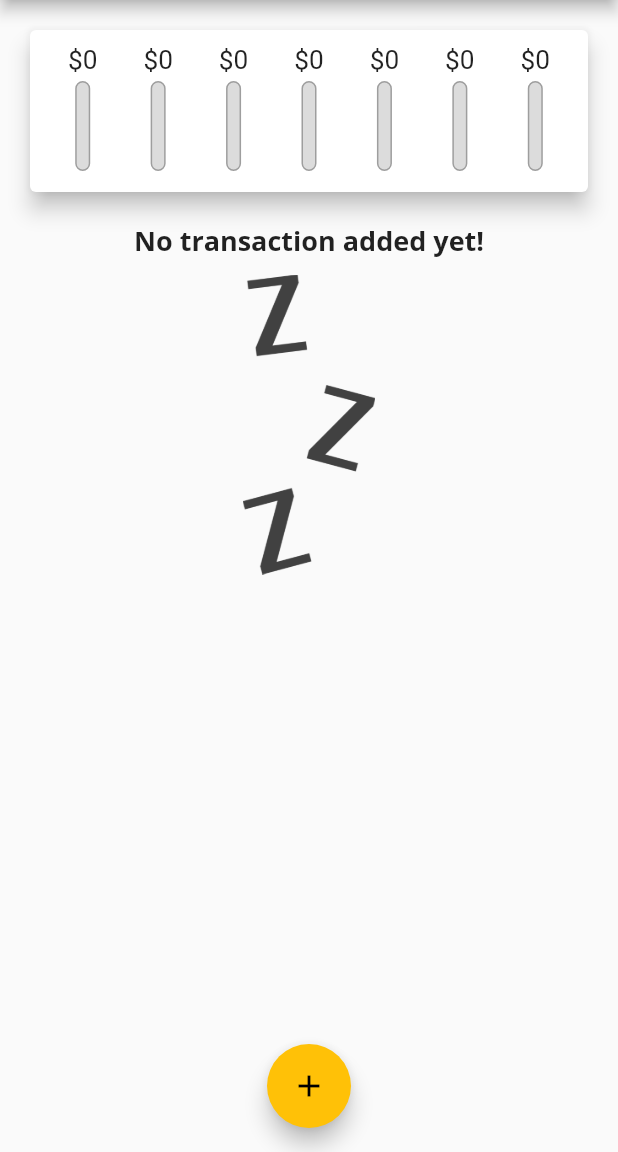
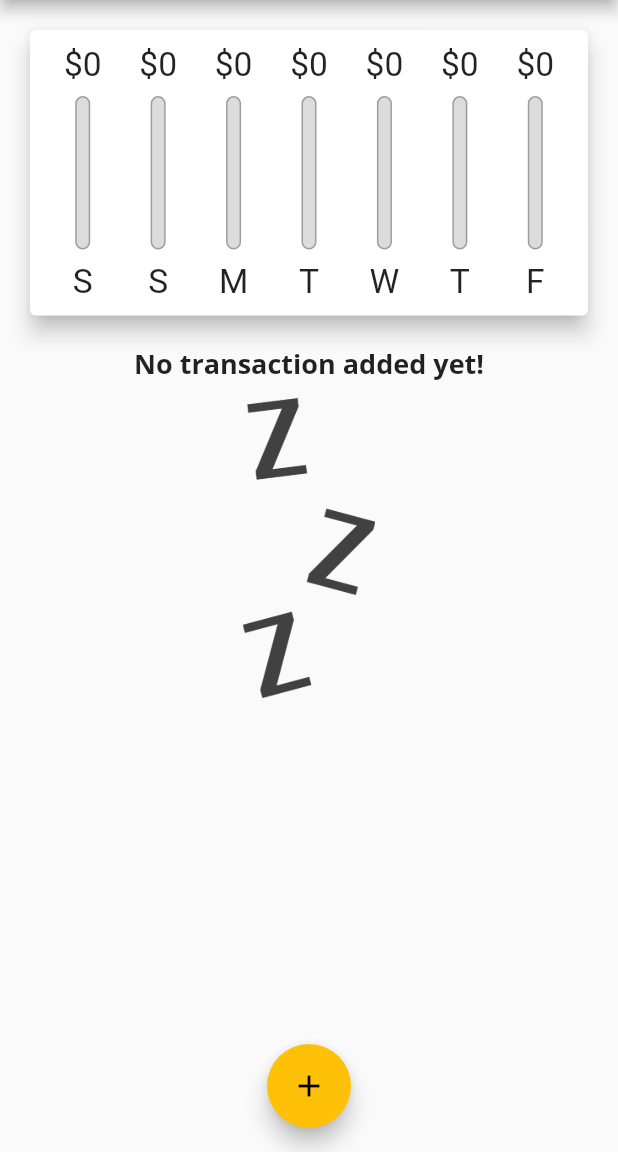
Before and after one commit to Seician/flutter_complete_guide, a Flutter app: the screen it shows after launch, on a phone screen of 412 x 824 dp, the part 84-1236 px from its top. Run offline on Flutter 3.47's test engine with Material 2 defaults, Android fonts, the phone set to English and light mode, and no system bars.

Commit message:
Calculating Sizes Dynamically

```diff
--- a/lib/main.dart
+++ b/lib/main.dart
@@ -20,8 +20,7 @@ class MyApp extends StatelessWidget {
                 headline6: TextStyle(
                     fontFamily: 'OpenSans',
                     fontWeight: FontWeight.bold,
-                  fontSize: 18
-                  ),
+                    fontSize: 18),
                 button: TextStyle(color: Colors.white),
               ),
           appBarTheme: AppBarTheme(
@@ -64,8 +63,7 @@ class _MyHomePageState extends State<MyHomePage> {
     }).toList();
   }
 
-  void _addNewTransaction(
-    String title, double amount, DateTime chosenDate) {
+  void _addNewTransaction(String title, double amount, DateTime chosenDate) {
     final newTx = Transaction(
         id: DateTime.now().toString(),
         title: title,
@@ -98,8 +96,7 @@ class _MyHomePageState extends State<MyHomePage> {
 
   @override
   Widget build(BuildContext context) {
-    return Scaffold(
-      appBar: AppBar(
+    final appBar = AppBar(
       title: const Text(
         'Personal Expenses',
       ),
@@ -109,13 +106,25 @@ class _MyHomePageState extends State<MyHomePage> {
           icon: Icon(Icons.add),
         ),
       ],
-      ),
+    );
+    return Scaffold(
+      appBar: appBar,
       body: SingleChildScrollView(
         child: Column(
           crossAxisAlignment: CrossAxisAlignment.stretch,
           children: <Widget>[
-            Chart(_recentTransactions),
-            TransactionList(_userTransactions, _deleteTransaction),
+            Container(
+                height: (MediaQuery.of(context).size.height -
+                        appBar.preferredSize.height -
+                        MediaQuery.of(context).padding.top) *
+                    0.3,
+                child: Chart(_recentTransactions)),
+            Container(
+                height: (MediaQuery.of(context).size.height -
+                        appBar.preferredSize.height -
+                        MediaQuery.of(context).padding.top) *
+                    0.7,
+                child: TransactionList(_userTransactions, _deleteTransaction)),
           ],
         ),
       ),
--- a/lib/widgets/chart_bar.dart
+++ b/lib/widgets/chart_bar.dart
@@ -1,4 +1,3 @@
-
 import 'package:flutter/material.dart';
 
 class ChartBar extends StatelessWidget {
@@ -10,39 +9,51 @@ class ChartBar extends StatelessWidget {
 
   @override
   Widget build(BuildContext context) {
+    return LayoutBuilder(
+      builder: (context, constrains) {
          return Column(
           children: [
             Container(
-          height: 20,
-          child: FittedBox (
+              height: constrains.maxHeight * 0.15,
+              child: FittedBox(
                   child: Text('\$${spendingAmount.toStringAsFixed(0)}')),
             ),
             SizedBox(
-          height: 4,
+              height: constrains.maxHeight * 0.05,
             ),
             Container(
-          height: 60,
+              height: constrains.maxHeight * 0.6,
               width: 10,
-          child: Stack(children: [
+              child: Stack(
+                children: [
                   Container(
                     decoration: BoxDecoration(
-                border: Border.all(
-                  color: Colors.grey,
-                  width: 1.0),
-                color: Color.fromRGBO(220, 220,220, 1),
+                      border: Border.all(color: Colors.grey, width: 1.0),
+                      color: Color.fromRGBO(220, 220, 220, 1),
                       borderRadius: BorderRadius.circular(10),
                     ),
                   ),
-                   FractionallySizedBox(heightFactor: spendingProcentageOfTotal, child: Container(
+                  FractionallySizedBox(
+                    heightFactor: spendingProcentageOfTotal,
+                    child: Container(
                       decoration: BoxDecoration(
                         color: Theme.of(context).primaryColor,
                         borderRadius: BorderRadius.circular(10),
                       ),
-                   ),)
-          ],),
                     ),
-        SizedBox( height: 4,),
+                  )
                 ],
+              ),
+            ),
+            SizedBox(
+              height: constrains.maxHeight * 0.05,
+            ),
+            Container(
+                height: constrains.maxHeight * 0.15,
+                child: FittedBox(child: Text(label))),
+          ],
+        );
+      },
     );
   }
 }
--- a/lib/widgets/transaction_list.dart
+++ b/lib/widgets/transaction_list.dart
@@ -10,9 +10,7 @@ class TransactionList extends StatelessWidget {
 
   @override
   Widget build(BuildContext context) {
-    return Container(
-      height: 450,
-      child: transactions.isEmpty
+    return transactions.isEmpty
         ? Column(
             children: [
               Text(
@@ -39,28 +37,31 @@ class TransactionList extends StatelessWidget {
                 margin: EdgeInsets.symmetric(
                   vertical: 8,
                   horizontal: 5,
-
                 ),
                 child: ListTile(
                   leading: CircleAvatar(
                     radius: 30,
                     child: Padding(
                         padding: EdgeInsets.all(6),
-                        child: FittedBox(child: Text('\$${transactions[index].amount}'))),
+                        child: FittedBox(
+                            child: Text('\$${transactions[index].amount}'))),
                   ),
-                    title: Text(transactions[index].title,
-                    style: Theme.of(context).textTheme.headline6,),
-                    subtitle: Text(DateFormat.yMMMd().format(transactions[index].date),),
+                  title: Text(
+                    transactions[index].title,
+                    style: Theme.of(context).textTheme.headline6,
+                  ),
+                  subtitle: Text(
+                    DateFormat.yMMMd().format(transactions[index].date),
+                  ),
                   trailing: IconButton(
                     icon: Icon(Icons.delete),
                     color: Theme.of(context).errorColor,
                     onPressed: (() => deleteTx(transactions[index].id)),
                   ),
-
-                ),);
+                ),
+              );
             },
             itemCount: transactions.length,
-            ),
           );
   }
 }
```
Lines whose indentation alone changed are shown as unchanged.
